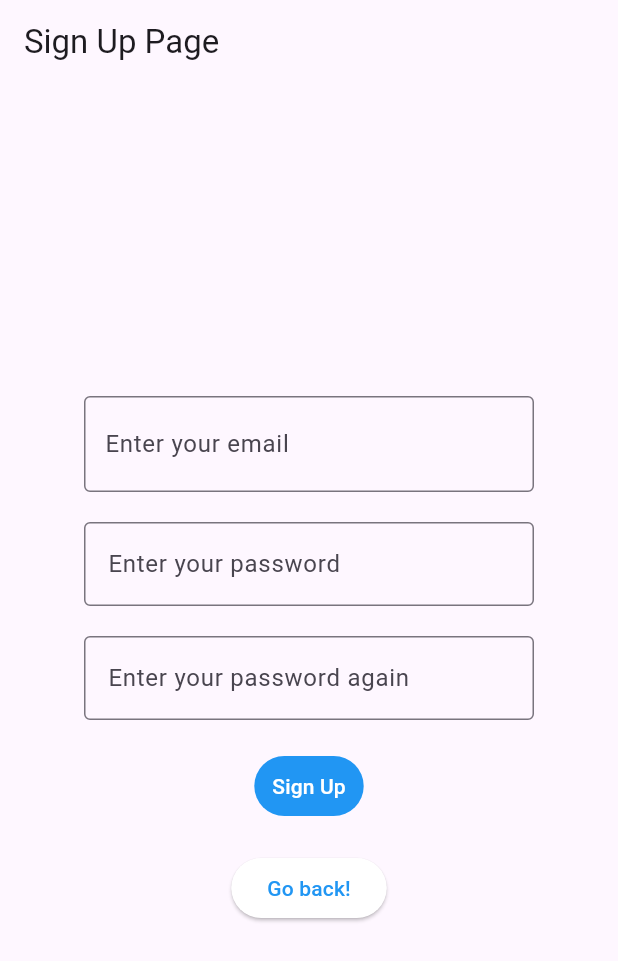
After one commit to ArminSalman/de_mate, a Flutter app: the screen it shows after launch, after a tap on "SIGN UP", on a phone screen of 412 x 824 dp. The commit adds this screen. Shown: the top 961 px of the screen. Run offline on Flutter 3.47's test engine with Material 3 defaults, Android fonts, the phone set to English and light mode, and no system bars.

Commit message:
Title changed

```diff
--- a/lib/main.dart
+++ b/lib/main.dart
@@ -1,3 +1,5 @@
+import 'package:de_mate/sign_in.dart';
+import 'package:de_mate/sign_up.dart';
 import 'package:flutter/material.dart';
 
 void main() {
@@ -24,24 +26,34 @@ class MyHomePage extends StatelessWidget {
 
   @override
   Widget build(BuildContext context) {
-    return const Scaffold(
+    return Scaffold(
       body: Center(
         child: Column(
           mainAxisAlignment: MainAxisAlignment.center,  // Align buttons to the center
           children: [
             TextButton(
-              onPressed: null,  // You can replace null with an actual callback
-              child: Text('SIGN UP'),
-              style: ButtonStyle(
+              onPressed: () {
+                Navigator.push(
+                  context,
+                  MaterialPageRoute(builder: (context) => const SignUpPage()),
+                );
+              },  // You can replace null with an const actual callback
+              child: const Text('SIGN UP'),
+              style: const ButtonStyle(
                 foregroundColor: WidgetStatePropertyAll(Colors.white),
                 backgroundColor: WidgetStatePropertyAll(Colors.blue),
-              ),
+  ),
             ),
-            SizedBox(height: 20),  // Add space between the buttons
+            const SizedBox(height: 20),
             TextButton(
-              onPressed: null,  // You can replace null with an actual callback
-              child: Text('SIGN IN'),
-              style: ButtonStyle(
+              onPressed: () {
+                Navigator.push(
+                  context,
+                  MaterialPageRoute(builder: (context) => const SignInPage()),
+                );
+              },  // You can replace null with an actual callback
+              child: const Text('SIGN IN'),
+              style: const ButtonStyle(
                 foregroundColor: WidgetStatePropertyAll(Colors.white),
                 backgroundColor: WidgetStatePropertyAll(Colors.blue),
               ),
--- /dev/null
+++ b/lib/sign_up.dart
@@ -0,0 +1,76 @@
+import 'package:de_mate/main.dart';
+import 'package:flutter/material.dart';
+
+class SignUpPage extends StatelessWidget {
+  const SignUpPage({super.key});
+
+  @override
+  Widget build(BuildContext context) {
+    return MaterialApp(
+      home: Scaffold(
+        appBar: AppBar(
+          title: const Text('Sign Up Page'),
+        ),
+        body: Center(
+          child: Column(
+            mainAxisAlignment: MainAxisAlignment.center,
+            children: [
+              const SizedBox(
+                width: 300,
+                child: TextField(
+                  decoration: InputDecoration(
+                    border: OutlineInputBorder(),
+                    labelText: 'Enter your email',
+                    contentPadding: EdgeInsets.symmetric(vertical: 20.0, horizontal: 10.0),
+                  ),
+                ),
+              ),
+              const SizedBox(height: 20),
+              const SizedBox(
+                width: 300,
+                child: TextField(
+                  decoration: InputDecoration(
+                      border: OutlineInputBorder(),
+                      labelText: 'Enter your password'
+                  ),
+                ),
+              ),
+              const SizedBox(height: 20),
+              const SizedBox(
+                width: 300,
+                child: TextField(
+                  decoration: InputDecoration(
+                      border: OutlineInputBorder(),
+                      labelText: 'Enter your password again'
+                  ),
+                ),
+              ),
+              const SizedBox(height: 20),
+              const TextButton(onPressed: null,
+                child: Text("Sign Up"),
+                style: ButtonStyle(
+                  foregroundColor: WidgetStatePropertyAll(Colors.white),
+                  backgroundColor: WidgetStatePropertyAll(Colors.blue),
+                ),
+              ),
+              SizedBox(height: 20),
+              ElevatedButton(
+                onPressed: () {
+                  Navigator.push(
+                    context,
+                    MaterialPageRoute(builder: (context) => const MyHomePage()),
+                  );
+                },
+                child: const Text('Go back!'),
+                style: const ButtonStyle(
+                  foregroundColor: WidgetStatePropertyAll(Colors.blue),
+                  backgroundColor: WidgetStatePropertyAll(Colors.white),
+                ),
+              ),
+            ],
+          ),
+        ),
+      ),
+    );
+  }
+}
```
Also changed, not shown: lib/sign_in.dart (added, +66 -0 lines).
